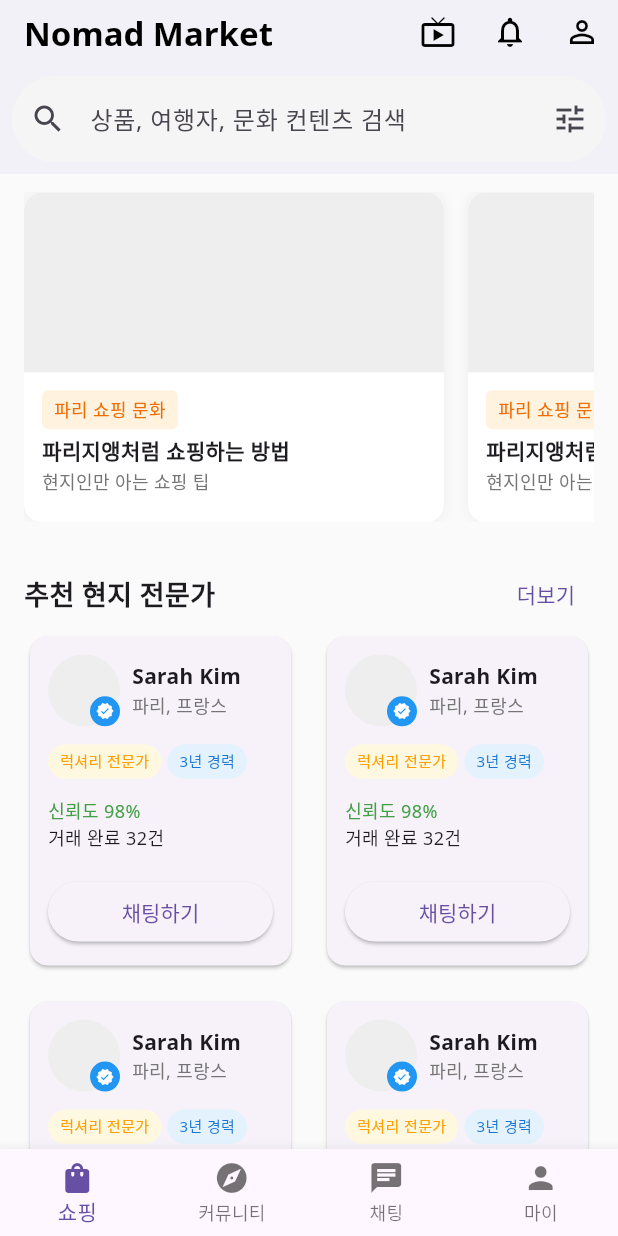
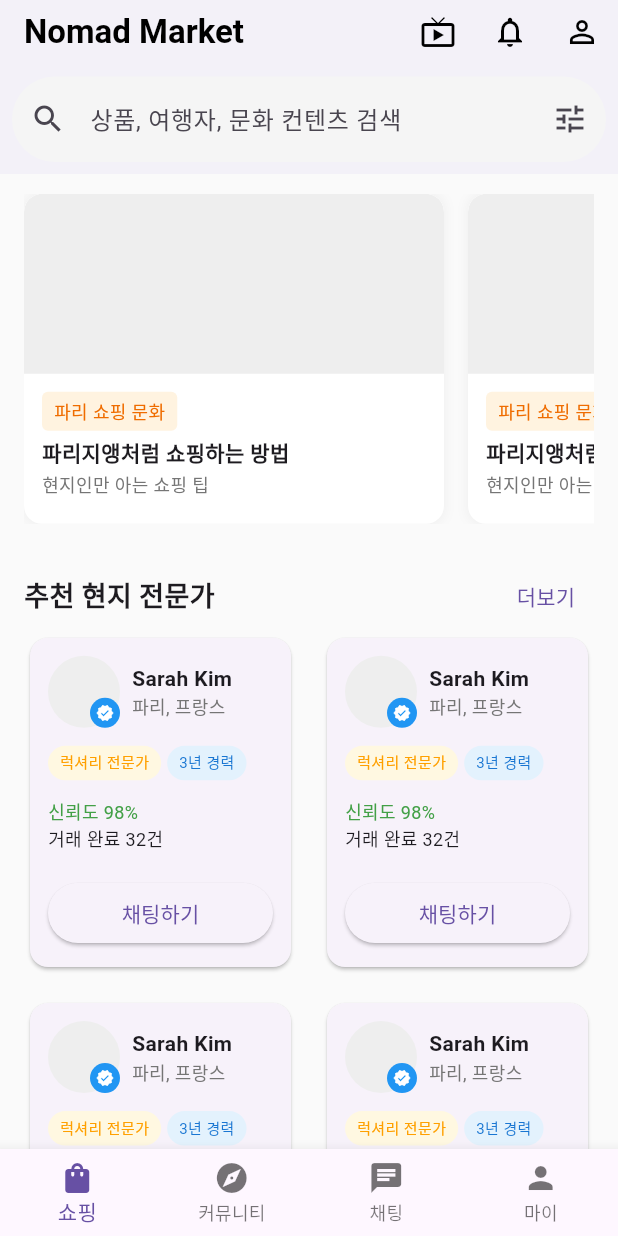
Before and after one commit to oosuhada/flutter_nomad_market_v2, a Flutter app: the screen it shows after launch, scrolled down 576 dp, after a tap on "채팅하기", on a phone screen of 412 x 824 dp. Run offline on Flutter 3.47's test engine with Material 3 defaults, Android fonts, the phone set to English and light mode, and no system bars.

Commit message:
feat(app): implement main screen logic

```diff
--- a/lib/main.dart
+++ b/lib/main.dart
@@ -1,35 +1,31 @@
-// main.dart
 import 'package:flutter/material.dart';
-import 'package:flutter_nomad_market_v2/screens/chat_screen.dart';
-import 'package:flutter_nomad_market_v2/screens/community_screen.dart';
-import 'package:flutter_nomad_market_v2/screens/culture_guide_screen.dart';
-import 'package:flutter_nomad_market_v2/screens/home_screen.dart';
-import 'package:flutter_nomad_market_v2/screens/product_detail_screen.dart';
-import 'package:flutter_nomad_market_v2/screens/safety_center_screen.dart';
-import 'package:google_fonts/google_fonts.dart';
+
+import 'data/demo_marketplace_data.dart';
+import 'screens/chat_screen.dart';
+import 'screens/culture_guide_screen.dart';
+import 'screens/home_screen.dart';
+import 'screens/product_detail_screen.dart';
+import 'screens/safety_center_screen.dart';
+import 'theme/nomad_theme.dart';
 
 void main() {
-  runApp(const MyApp());
+  runApp(const NomadMarketApp());
 }
 
-class MyApp extends StatelessWidget {
-  const MyApp({super.key});
+class NomadMarketApp extends StatelessWidget {
+  const NomadMarketApp({super.key});
 
   @override
   Widget build(BuildContext context) {
     return MaterialApp(
       title: 'Nomad Market',
-      theme: ThemeData(
-        primarySwatch: Colors.blue,
-        scaffoldBackgroundColor: Colors.grey[50],
-        textTheme: GoogleFonts.notoSansTextTheme(),
-      ),
-      initialRoute: '/',
+      debugShowCheckedModeBanner: false,
+      theme: NomadTheme.light(),
+      home: const HomeScreen(),
       routes: {
-        '/': (context) => const HomeScreen(),
-        '/product': (context) => const ProductDetailScreen(),
+        '/product': (context) =>
+            ProductDetailScreen(item: demoMarketplaceItems.first),
         '/chat': (context) => const ChatScreen(),
-        '/community': (context) => const CommunityScreen(),
         '/culture-guide': (context) => const CultureGuideScreen(),
         '/safety-center': (context) => const SafetyCenterScreen(),
       },
```
